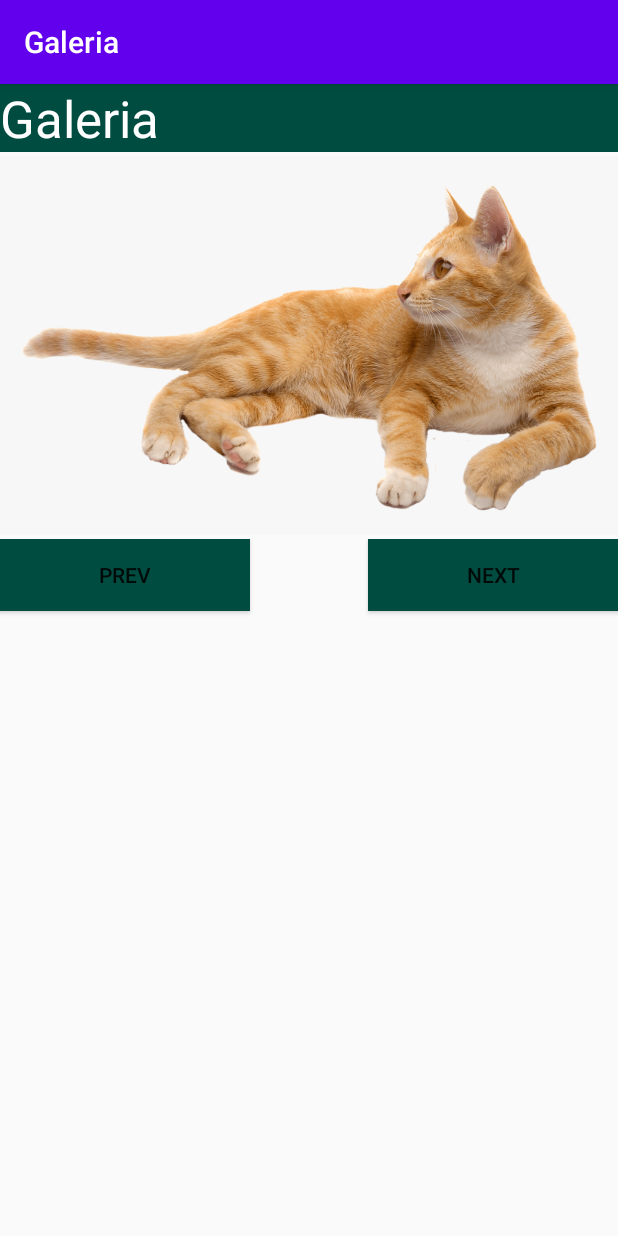
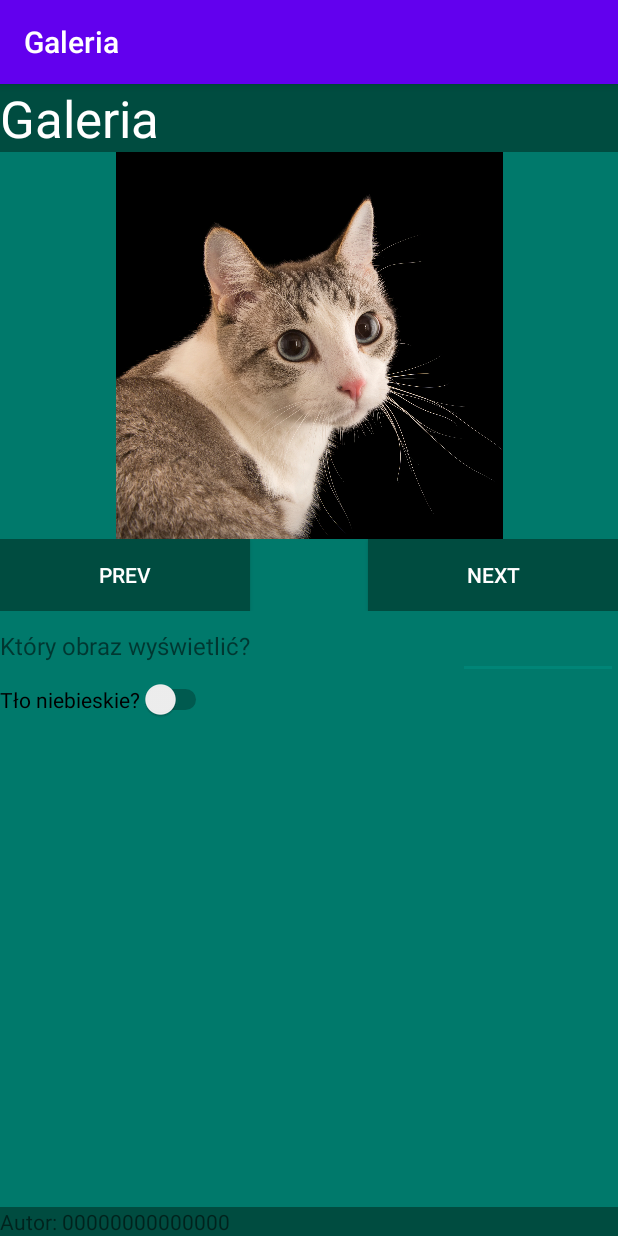
Before and after one commit to YevhenShershen/Galeria, an Android app: the screen it shows after launch (MainActivity), on a phone screen of 412 x 824 dp. Run offline under Robolectric (Android 15) with nearby library versions, the phone set to English and light mode, and no system bars.

Commit message:
Galery egzamin project finish

```diff
--- a/app/src/main/java/com/example/galeria/MainActivity.java
+++ b/app/src/main/java/com/example/galeria/MainActivity.java
@@ -3,12 +3,60 @@ package com.example.galeria;
 import androidx.appcompat.app.AppCompatActivity;
 
 import android.os.Bundle;
+import android.view.View;
+import android.widget.Button;
+import android.widget.EditText;
+import android.widget.ImageView;
+import android.widget.Switch;
 
 public class MainActivity extends AppCompatActivity {
+    //создаем переменные
+    private ImageView obraz;
+    private Button prev;
+    private Button next;
+    private Switch changeBackground;
+    private EditText idPhoto;
+    int[] zbiorObrazów = {R.drawable.cat1, R.drawable.cat2, R.drawable.cat3,};
+    int startImage = 0;
 
     @Override
     protected void onCreate(Bundle savedInstanceState) {
         super.onCreate(savedInstanceState);
         setContentView(R.layout.activity_main);
+
+        //Находим наши объекты с которыми будем работать
+        obraz = findViewById(R.id.obraz);
+        prev = findViewById(R.id.prev);
+        next = findViewById(R.id.next);
+        changeBackground = findViewById(R.id.changeBackground);
+        idPhoto = findViewById(R.id.idPhoto);
+
+    }
+
+    public void nextPhoto(View view) {
+        if (startImage > zbiorObrazów.length - 1) {
+            startImage = 0;
+        } else {
+            obraz.setImageResource(zbiorObrazów[startImage]);
+            startImage++;
+        }
+    }
+
+    public void prevtPhoto(View view) {
+        if (startImage < 0) {
+            startImage = 2;
+        } else {
+            obraz.setImageResource(zbiorObrazów[startImage]);
+            startImage--;
+        }
+    }
+
+    public void showImage(View view) {
+        int numberImage = Integer.valueOf(idPhoto.getText().toString());
+        if (numberImage <= zbiorObrazów.length - 1 && numberImage >= 0) {
+            obraz.setImageResource(zbiorObrazów[numberImage-1]);
+        }else{
+            System.out.println("Error");
+        }
     }
 }
--- a/app/src/main/res/layout/activity_main.xml
+++ b/app/src/main/res/layout/activity_main.xml
@@ -9,6 +9,7 @@
     <LinearLayout
         android:layout_width="match_parent"
         android:layout_height="match_parent"
+        android:background="#00796B"
         android:orientation="vertical"
         app:layout_constraintBottom_toBottomOf="parent"
         app:layout_constraintStart_toStartOf="parent"
@@ -18,20 +19,20 @@
             android:id="@+id/title"
             android:layout_width="match_parent"
             android:layout_height="wrap_content"
+            android:background="#004C40"
             android:text="Galeria"
-            android:textSize="34sp"
             android:textColor="#FFF"
-            android:background="#004C40"/>
+            android:textSize="34sp" />
 
         <ImageView
-            android:id="@+id/imageView"
+            android:id="@+id/obraz"
             android:layout_width="match_parent"
             android:layout_height="258dp"
-            app:srcCompat="@drawable/cat3" />
+            app:srcCompat="@drawable/cat1" />
 
         <LinearLayout
             android:layout_width="match_parent"
-            android:layout_height="match_parent"
+            android:layout_height="wrap_content"
             android:orientation="horizontal">
 
             <Button
@@ -39,9 +40,10 @@
                 android:layout_width="wrap_content"
                 android:layout_height="wrap_content"
                 android:layout_weight="1"
+                android:background="#004C40"
+                android:onClick="prevtPhoto"
                 android:text="Prev"
-                android:background="#004C40"
-                />
+                android:textColor="#fff" />
 
             <Space
                 android:layout_width="wrap_content"
@@ -53,9 +55,63 @@
                 android:layout_width="wrap_content"
                 android:layout_height="wrap_content"
                 android:layout_weight="1"
+                android:background="#004C40"
+                android:onClick="nextPhoto"
                 android:text="Next"
-                android:background="#004C40"/>
+                android:textColor="#fff" />
         </LinearLayout>
+
+        <LinearLayout
+            android:layout_width="match_parent"
+            android:layout_height="wrap_content"
+            android:orientation="horizontal">
+
+            <TextView
+                android:id="@+id/textView"
+                android:layout_width="match_parent"
+                android:layout_height="wrap_content"
+                android:layout_weight="1"
+                android:text="Który obraz wyświetlić?"
+                android:textSize="16sp" />
+
+            <EditText
+                android:id="@+id/idPhoto"
+                android:layout_width="wrap_content"
+                android:layout_height="wrap_content"
+                android:layout_weight="1"
+                android:ems="10"
+                android:inputType="number"
+                android:onClick="showImage"
+                />
+        </LinearLayout>
+
+        <LinearLayout
+            android:layout_width="wrap_content"
+            android:layout_height="wrap_content"
+            android:orientation="horizontal">
+
+            <Switch
+                android:id="@+id/changeBackground"
+                android:layout_width="wrap_content"
+                android:layout_height="match_parent"
+                android:layout_weight="1"
+                android:text="Tło niebieskie?"
+                tools:ignore="TouchTargetSizeCheck" />
+        </LinearLayout>
+
+        <Space
+            android:layout_width="wrap_content"
+            android:layout_height="wrap_content"
+            android:layout_weight="1" />
+
+        <TextView
+            android:id="@+id/autor"
+            android:layout_width="match_parent"
+            android:layout_height="wrap_content"
+            android:background="#004C40"
+            android:gravity="bottom"
+            android:text="Autor: 00000000000000" />
     </LinearLayout>
 
+
 </androidx.constraintlayout.widget.ConstraintLayout>
```
